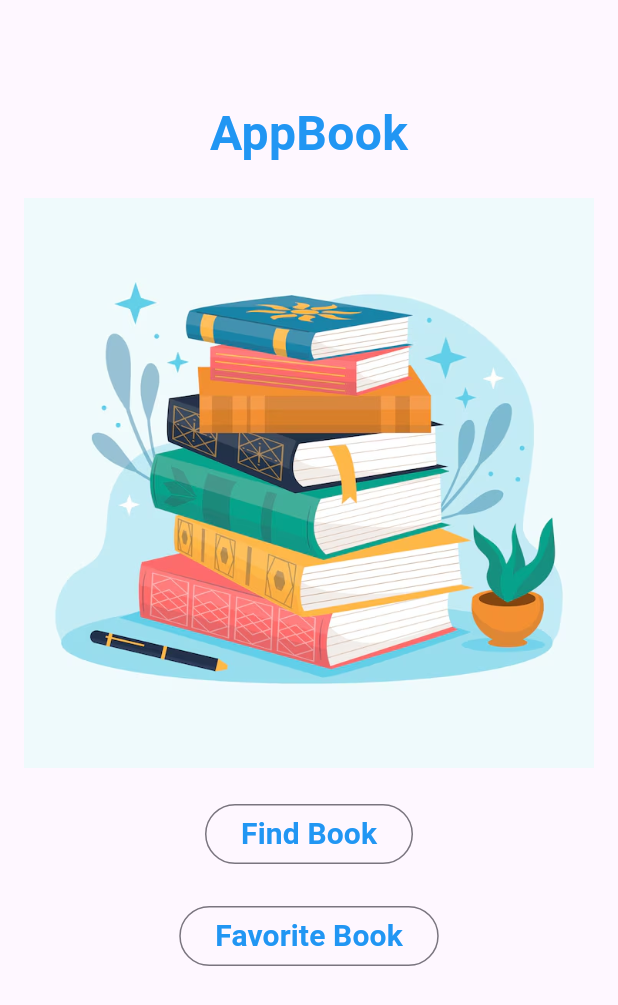
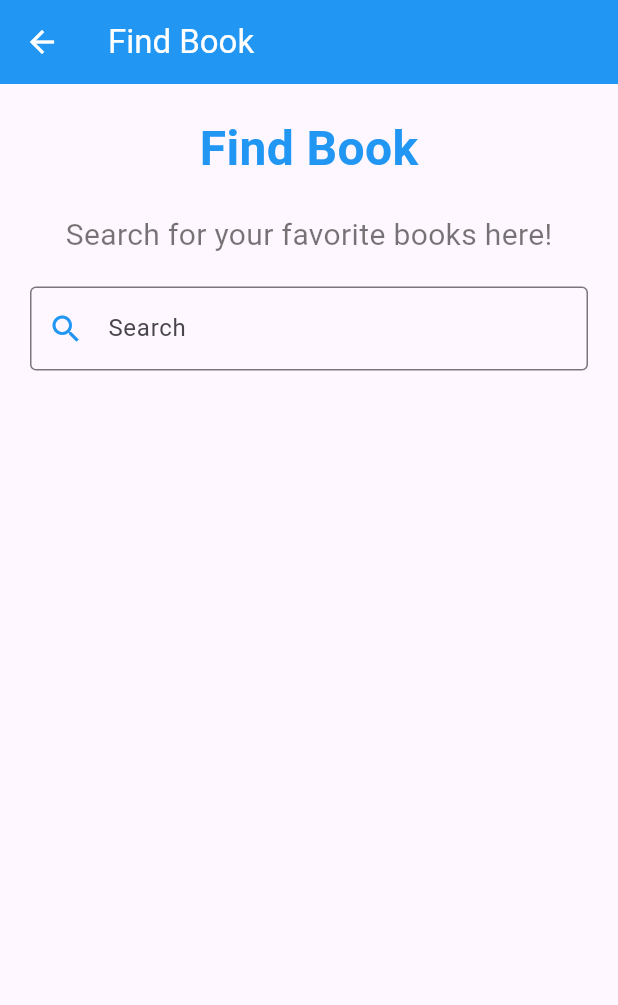
Before and after one commit to Al3xiel/practica_ef, a Flutter app: the screen it shows after launch, after a tap on "Find Book", on a phone screen of 412 x 824 dp. Shown: the top 1005 px of the screen. Run offline on Flutter 3.47's test engine with Material 3 defaults, Android fonts, the phone set to English and light mode, and no system bars.

Commit message:
feat(views): add FavoriteBook and FindBook screens with navigation

```diff
--- /dev/null
+++ b/lib/views/find_book.dart
@@ -0,0 +1,58 @@
+import 'package:flutter/material.dart';
+
+class FindBook extends StatefulWidget {
+  const FindBook({super.key});
+
+  @override
+  State<FindBook> createState() => _FindBookState();
+}
+
+class _FindBookState extends State<FindBook> {
+  final TextEditingController _searchController = TextEditingController();
+  @override
+  Widget build(BuildContext context) {
+    return Scaffold(
+      appBar:
+        AppBar(
+          title: Text("Find Book", style: TextStyle(color: Colors.white)),
+          backgroundColor: Colors.blue,
+          iconTheme: IconThemeData(color: Colors.white),
+        ),
+      body:
+        Padding(
+          padding: const EdgeInsets.all(20.0),
+          child: Column(
+            children: [
+              Center(
+                child: Text("Find Book",
+                  style: TextStyle(
+                    fontSize: 32,
+                    fontWeight: FontWeight.bold,
+                    color: Colors.blue
+                  )
+                ),
+              ),
+              SizedBox(height: 20),
+              Center(
+                child: Text("Search for your favorite books here!",
+                  style: TextStyle(
+                    fontSize: 20,
+                    color: Colors.black54
+                  )
+                ),
+              ),
+              SizedBox(height: 20),
+              TextFormField(
+                controller: _searchController,
+                decoration: InputDecoration(
+                  labelText: "Search",
+                  border: OutlineInputBorder(),
+                  prefixIcon: Icon(Icons.search, color: Colors.blue)
+                ),
+              )
+            ],
+          ),
+        )
+    );
+  }
+}
--- a/lib/views/home.dart
+++ b/lib/views/home.dart
@@ -1,4 +1,6 @@
 import 'package:flutter/material.dart';
+import 'package:prac_ef/views/favorite_book.dart';
+import 'package:prac_ef/views/find_book.dart';
 
 class Home extends StatelessWidget {
   const Home({super.key});
@@ -27,7 +29,7 @@ class Home extends StatelessWidget {
                 child:
                 OutlinedButton(
                     onPressed: (){
-                      Navigator.pushNamed(context, '/search');
+                      Navigator.push(context, MaterialPageRoute(builder: (context) => FindBook()));
                     },
                     child:
                     Text("Find Book",
@@ -44,7 +46,7 @@ class Home extends StatelessWidget {
               child:
               OutlinedButton(
                   onPressed: (){
-                    Navigator.pushNamed(context, '/search');
+                    Navigator.push(context, MaterialPageRoute(builder: (context) => FavoriteBook()));
                   },
                   child:
                   Text("Favorite Book",
```
Also changed, not shown: lib/views/favorite_book.dart (added, +38 -0 lines).
